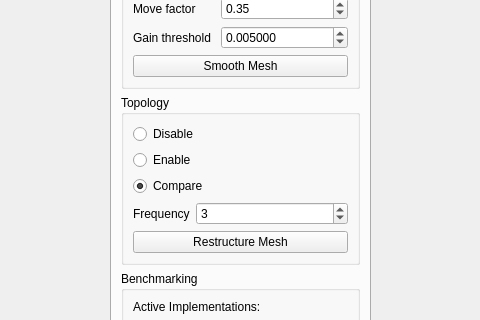
This is UserInterface/MainWindow.ui in wibus/GpuMesh as Qt 5 draws it before an edit; both pictures show x 159 to 639 and y 161 to 481 of the 800 by 715 pixel window. The edited form follows.
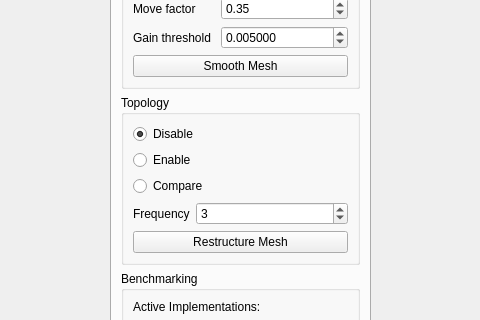
This is the edited form. The open tabs and pages were chosen to show the change.

Patch:
```diff
--- a/UserInterface/MainWindow.ui
+++ b/UserInterface/MainWindow.ui
@@ -426,6 +426,9 @@
              <property name="text">
               <string>Disable</string>
              </property>
+             <property name="checked">
+              <bool>true</bool>
+             </property>
             </widget>
            </item>
            <item row="1" column="0" colspan="2">
@@ -441,7 +444,7 @@
               <string>Compare</string>
              </property>
              <property name="checked">
-              <bool>true</bool>
+              <bool>false</bool>
              </property>
             </widget>
            </item>
```
Left out of the diff: 4 changed lines with no effect on the pictures.
